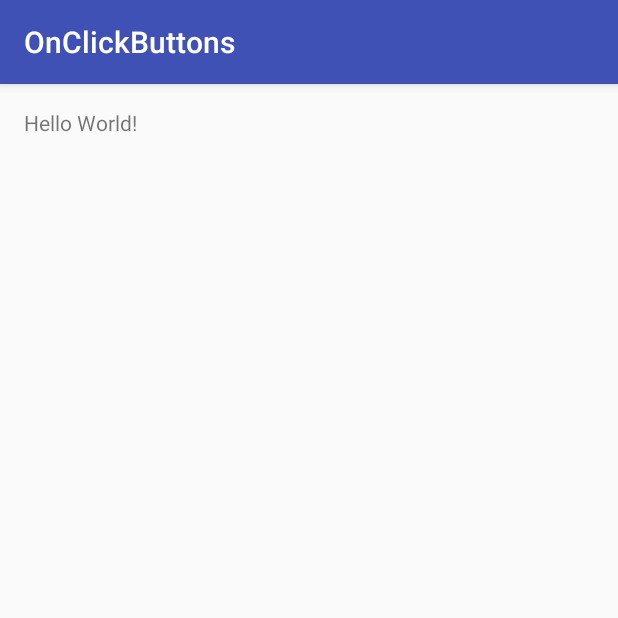
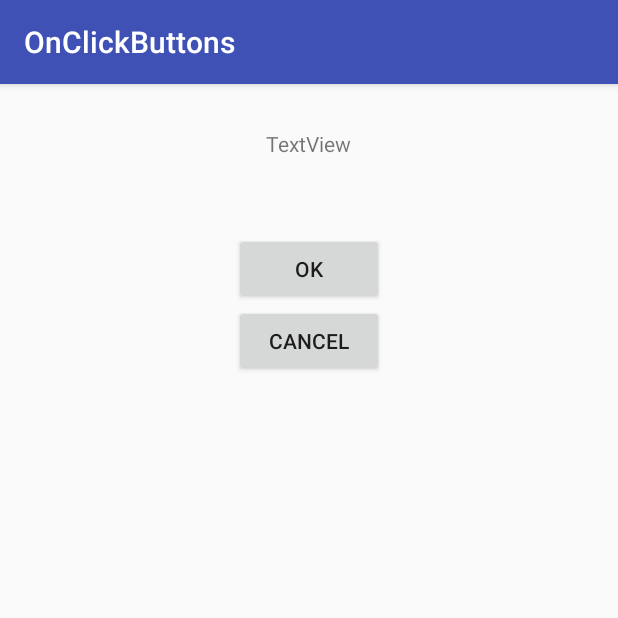
Before and after one commit to divannnn/FirstAndroidApp, an Android app: the screen it shows after launch (MainActivity), on a phone screen of 412 x 824 dp, the top half of it. Run offline under Robolectric (Android 15) with nearby library versions, the phone set to English and light mode, and no system bars.

Commit message:
9 упражнение

```diff
--- a/p0091onclickbuttons/src/main/AndroidManifest.xml
+++ b/p0091onclickbuttons/src/main/AndroidManifest.xml
@@ -1,14 +1,14 @@
 <?xml version="1.0" encoding="utf-8"?>
 <manifest xmlns:android="http://schemas.android.com/apk/res/android"
-    package="com.example.p0091onclickbuttons" >
+    package="com.example.p0091onclickbuttons">
 
     <application
         android:allowBackup="true"
         android:icon="@mipmap/ic_launcher"
         android:label="@string/app_name"
         android:supportsRtl="true"
-        android:theme="@style/AppTheme" >
-        <activity android:name=".MainActivity" >
+        android:theme="@style/AppTheme">
+        <activity android:name=".MainActivity">
             <intent-filter>
                 <action android:name="android.intent.action.MAIN" />
 
--- a/p0091onclickbuttons/src/main/java/com/example/p0091onclickbuttons/MainActivity.java
+++ b/p0091onclickbuttons/src/main/java/com/example/p0091onclickbuttons/MainActivity.java
@@ -1,13 +1,44 @@
 package com.example.p0091onclickbuttons;
 
+import android.os.Bundle;
 import android.support.v7.app.AppCompatActivity;
-import android.os.Bundle;
+import android.view.View;
+import android.widget.Button;
+import android.widget.TextView;
 
 public class MainActivity extends AppCompatActivity {
+
+    TextView tvOut;
+    Button btnOk;
+    Button btnCancel;
 
     @Override
     protected void onCreate(Bundle savedInstanceState) {
         super.onCreate(savedInstanceState);
         setContentView(R.layout.activity_main);
+
+        // найдем View-элементы
+        tvOut = (TextView) findViewById(R.id.tvOut);
+        btnOk = (Button) findViewById(R.id.btnOk);
+        btnCancel = (Button) findViewById(R.id.btnCancel);
+
+        View.OnClickListener oclBtnOk = new View.OnClickListener() {
+            @Override
+            public void onClick(View v) {
+                    tvOut.setText("Нажата кнопка ОК");
+            }
+        };
+
+        // присвоим обработчик кнопке OK (btnOk)
+        btnOk.setOnClickListener(oclBtnOk);
+
+        View.OnClickListener oclBtnCancel = new View.OnClickListener() {
+            @Override
+            public void onClick(View v) {
+                tvOut.setText("Нажата кнопка Cancle");
+            }
+        };
+
+        btnCancel.setOnClickListener(oclBtnCancel);
     }
 }
--- a/p0091onclickbuttons/src/main/res/layout/activity_main.xml
+++ b/p0091onclickbuttons/src/main/res/layout/activity_main.xml
@@ -1,17 +1,36 @@
 <?xml version="1.0" encoding="utf-8"?>
-<RelativeLayout
+<LinearLayout
     xmlns:android="http://schemas.android.com/apk/res/android"
-    xmlns:tools="http://schemas.android.com/tools"
     android:layout_width="match_parent"
     android:layout_height="match_parent"
-    android:paddingLeft="@dimen/activity_horizontal_margin"
-    android:paddingRight="@dimen/activity_horizontal_margin"
-    android:paddingTop="@dimen/activity_vertical_margin"
-    android:paddingBottom="@dimen/activity_vertical_margin"
-    tools:context="com.example.p0091onclickbuttons.MainActivity">
-
-    <TextView
-        android:text="Hello World!"
-        android:layout_width="wrap_content"
-        android:layout_height="wrap_content" />
-</RelativeLayout>
+    android:orientation="horizontal">
+    <LinearLayout
+        android:id="@+id/linearLayout1"
+        android:layout_width="match_parent"
+        android:layout_height="match_parent"
+        android:layout_margin="30dp"
+        android:orientation="vertical">
+        <TextView
+            android:id="@+id/tvOut"
+            android:layout_width="wrap_content"
+            android:layout_height="wrap_content"
+            android:layout_gravity="center_horizontal"
+            android:layout_marginBottom="50dp"
+            android:text="TextView">
+        </TextView>
+        <Button
+            android:id="@+id/btnOk"
+            android:layout_width="100dp"
+            android:layout_height="wrap_content"
+            android:layout_gravity="center_horizontal"
+            android:text="OK">
+        </Button>
+        <Button
+            android:id="@+id/btnCancel"
+            android:layout_width="100dp"
+            android:layout_height="wrap_content"
+            android:layout_gravity="center_horizontal"
+            android:text="Cancel">
+        </Button>
+    </LinearLayout>
+</LinearLayout>
--- a/settings.gradle
+++ b/settings.gradle
@@ -1 +1 @@
-include ':app', ':P0072layoutprop', ':P0081viewbyid'
+include ':app', ':P0072layoutprop', ':P0081viewbyid', ':p0091onclickbuttons'
```
